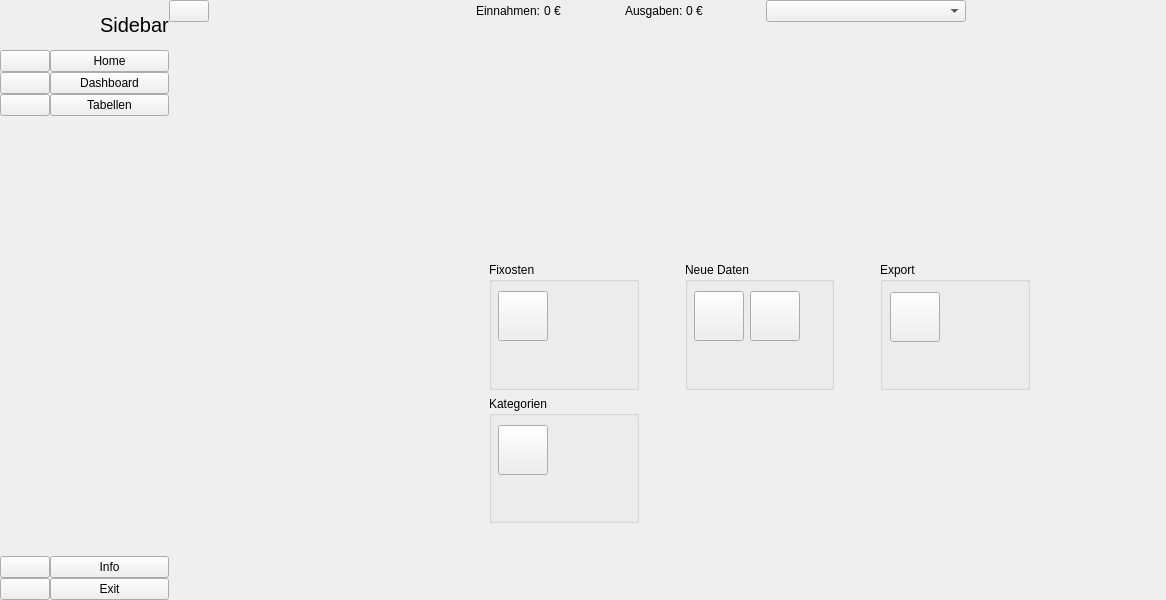
This is ui/ui_mainwindow.ui in Joont111/Haushaltsbuch as Qt 5 draws it before an edit. The edited form follows.
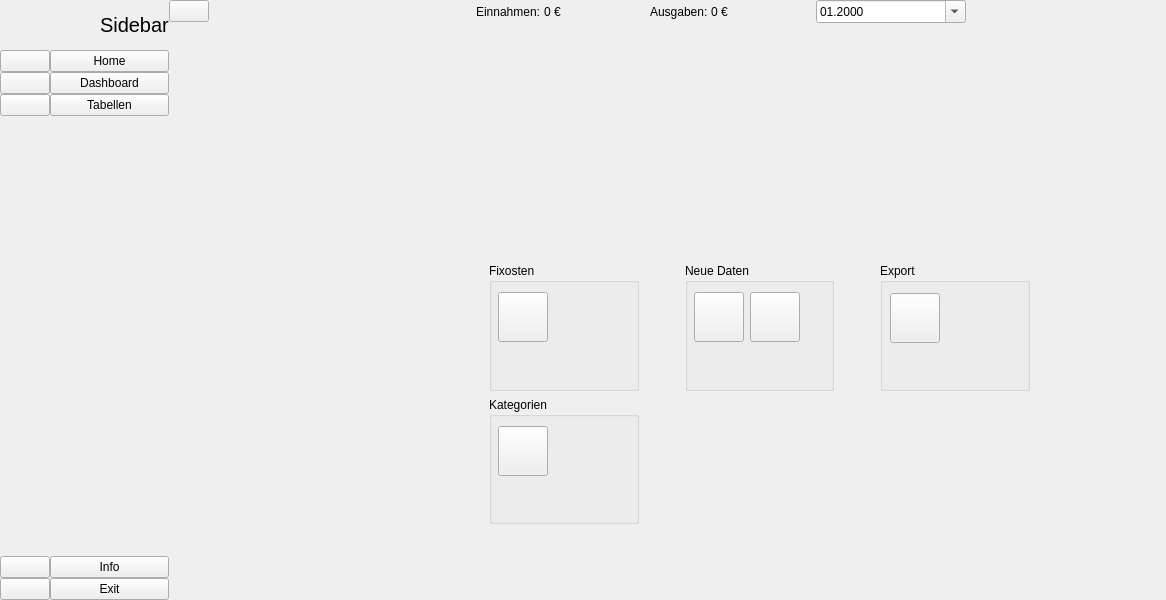
This is the edited form. Icons and pictures are not drawn.

Diff of the .ui file:
```diff
--- a/ui/ui_mainwindow.ui
+++ b/ui/ui_mainwindow.ui
@@ -149,13 +149,22 @@
         </spacer>
        </item>
        <item>
-        <widget class="QComboBox" name="combo_box_stichtag">
+        <widget class="QDateEdit" name="date_edit_stichtag">
          <property name="minimumSize">
           <size>
-           <width>200</width>
+           <width>150</width>
            <height>0</height>
           </size>
          </property>
+         <property name="currentSection">
+          <enum>QDateTimeEdit::MonthSection</enum>
+         </property>
+         <property name="displayFormat">
+          <string>MM.yyyy</string>
+         </property>
+         <property name="calendarPopup">
+          <bool>true</bool>
+         </property>
         </widget>
        </item>
        <item>
```
